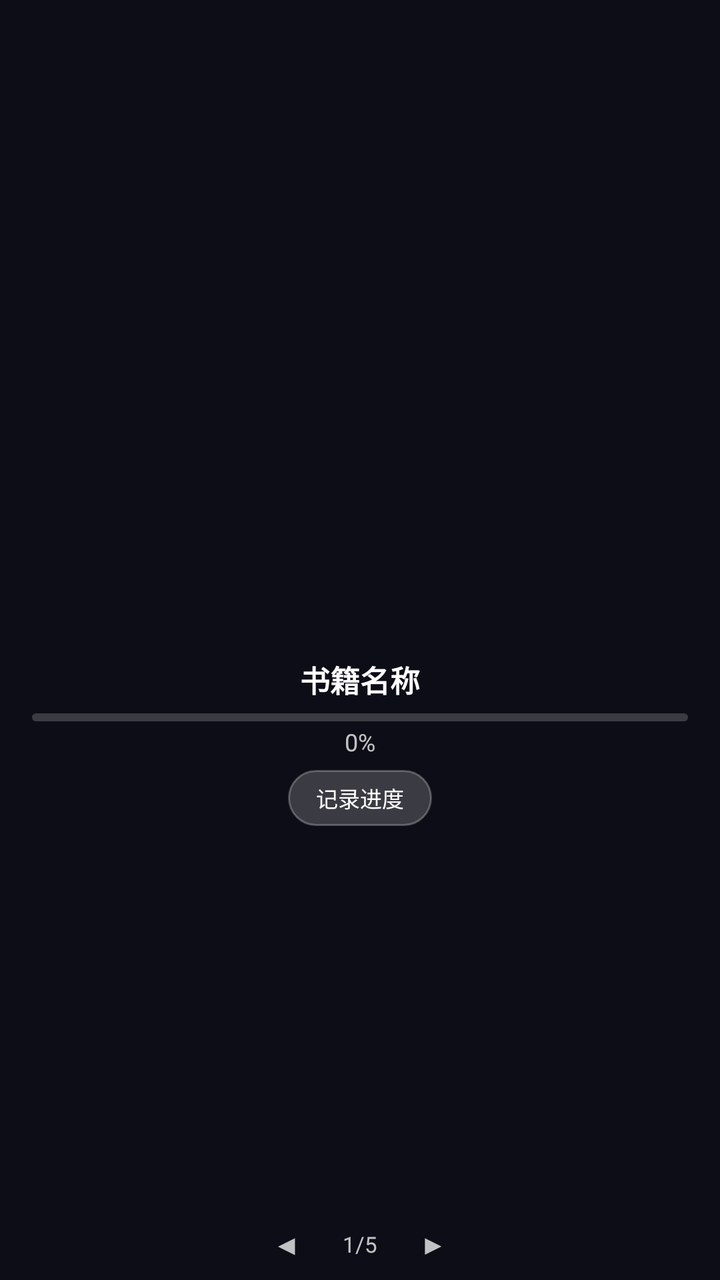
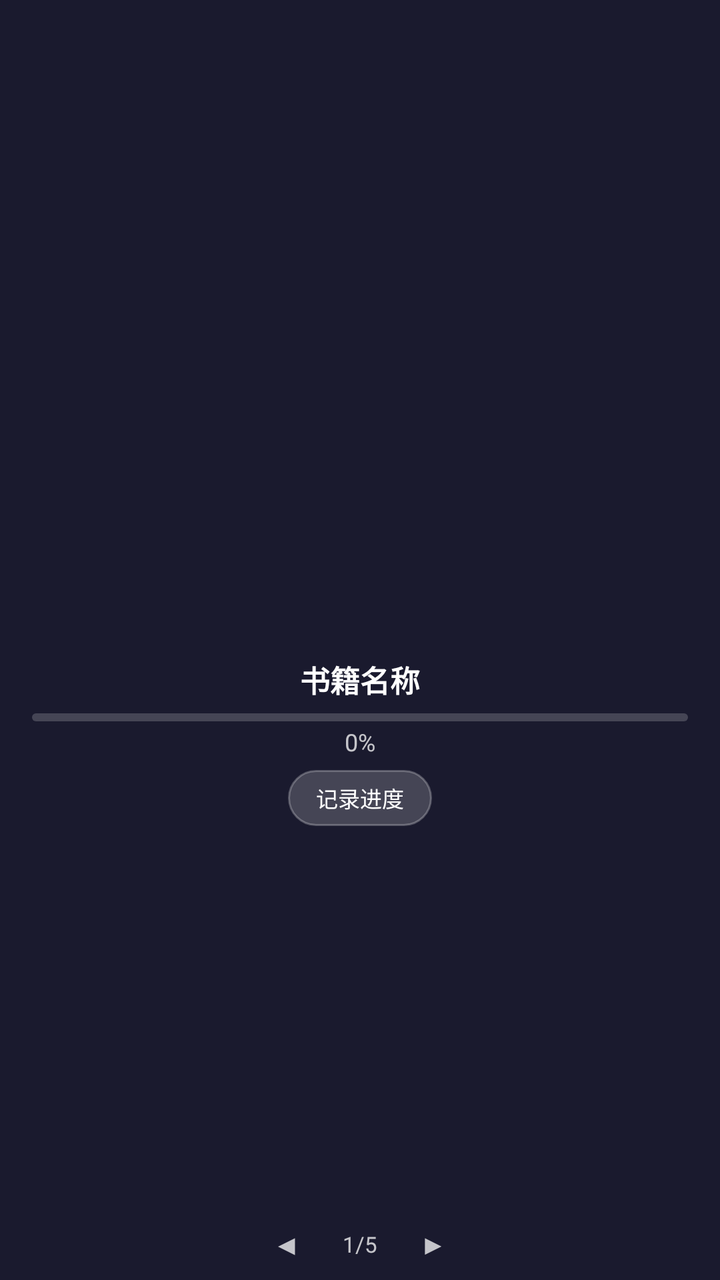

An Android layout rendered at two revisions. The XML below is the earlier revision; the diff shows what the commit changed to produce the second picture.
<!-- AndroidManifest.xml: application theme Theme.ReadTrack -->
<!-- res/layout/widget_reading.xml -->
<?xml version="1.0" encoding="utf-8"?>
<FrameLayout xmlns:android="http://schemas.android.com/apk/res/android"
    android:id="@+id/widget_container"
    android:layout_width="match_parent"
    android:layout_height="match_parent"
    android:background="#FF1A1A2E">

    
    <View
        android:id="@+id/widget_scrim"
        android:layout_width="match_parent"
        android:layout_height="match_parent"
        android:background="#80000000" />

    
    <LinearLayout
        android:layout_width="match_parent"
        android:layout_height="match_parent"
        android:gravity="center"
        android:orientation="vertical"
        android:paddingStart="16dp"
        android:paddingTop="8dp"
        android:paddingEnd="16dp"
        android:paddingBottom="4dp">

        
        <ImageView
            android:id="@+id/widget_cover"
            android:layout_width="60dp"
            android:layout_height="90dp"
            android:scaleType="centerCrop" />

        <TextView
            android:id="@+id/widget_book_title"
            android:layout_width="wrap_content"
            android:layout_height="wrap_content"
            android:layout_marginTop="8dp"
            android:ellipsize="end"
            android:maxLines="1"
            android:text="书籍名称"
            android:textColor="@android:color/white"
            android:textSize="15sp"
            android:textStyle="bold" />

        <ProgressBar
            android:id="@+id/widget_progress_bar"
            style="?android:attr/progressBarStyleHorizontal"
            android:layout_width="match_parent"
            android:layout_height="4dp"
            android:layout_marginTop="6dp"
            android:progressDrawable="@drawable/widget_progress_drawable" />

        <TextView
            android:id="@+id/widget_progress_text"
            android:layout_width="wrap_content"
            android:layout_height="wrap_content"
            android:layout_marginTop="2dp"
            android:text="0%"
            android:textColor="#BFFFFFFF"
            android:textSize="12sp" />

        <Button
            android:id="@+id/widget_record_button"
            android:layout_width="wrap_content"
            android:layout_height="28dp"
            android:layout_marginTop="6dp"
            android:background="@drawable/widget_button_bg"
            android:minWidth="0dp"
            android:paddingHorizontal="14dp"
            android:text="记录进度"
            android:textColor="@android:color/white"
            android:textSize="11sp" />
    </LinearLayout>

    
    <LinearLayout
        android:layout_width="match_parent"
        android:layout_height="wrap_content"
        android:layout_gravity="bottom"
        android:layout_marginBottom="2dp"
        android:gravity="center"
        android:orientation="horizontal">

        <TextView
            android:id="@+id/widget_prev_button"
            android:layout_width="32dp"
            android:layout_height="32dp"
            android:gravity="center"
            android:text="◀"
            android:textColor="#BFFFFFFF"
            android:textSize="14sp" />

        <TextView
            android:id="@+id/widget_page_dots"
            android:layout_width="wrap_content"
            android:layout_height="wrap_content"
            android:layout_marginStart="12dp"
            android:layout_marginEnd="12dp"
            android:gravity="center"
            android:text="1/5"
            android:textColor="#BFFFFFFF"
            android:textSize="11sp" />

        <TextView
            android:id="@+id/widget_next_button"
            android:layout_width="32dp"
            android:layout_height="32dp"
            android:gravity="center"
            android:text="▶"
            android:textColor="#BFFFFFFF"
            android:textSize="14sp" />
    </LinearLayout>

</FrameLayout>
<!-- resources referenced by this layout -->
<resources>
  <!-- drawable widget_button_bg (drawable) -->
  <?xml version="1.0" encoding="utf-8"?>
  <shape xmlns:android="http://schemas.android.com/apk/res/android"
      android:shape="rectangle">
      <solid android:color="#30FFFFFF" />
      <corners android:radius="16dp" />
      <stroke
          android:width="1dp"
          android:color="#40FFFFFF" />
  </shape>
  <!-- drawable widget_progress_drawable (drawable) -->
  <?xml version="1.0" encoding="utf-8"?>
  <layer-list xmlns:android="http://schemas.android.com/apk/res/android">
      <item android:id="@android:id/background">
          <shape android:shape="rectangle">
              <solid android:color="#30FFFFFF" />
              <corners android:radius="2dp" />
          </shape>
      </item>
      <item android:id="@android:id/progress">
          <clip>
              <shape android:shape="rectangle">
                  <solid android:color="#CCFFFFFF" />
                  <corners android:radius="2dp" />
              </shape>
          </clip>
      </item>
  </layer-list>
  <style name="Theme.ReadTrack" parent="android:Theme.Material.Light.NoActionBar" />
</resources>

<!-- the commit's change to res/layout/widget_reading.xml (unified diff, before → after) -->
@@ -6,11 +6,11 @@
     android:background="#FF1A1A2E">
 
     
-    <View
+    <ImageView
         android:id="@+id/widget_scrim"
         android:layout_width="match_parent"
         android:layout_height="match_parent"
-        android:background="#80000000" />
+        android:scaleType="centerCrop" />
 
     
     <LinearLayout
